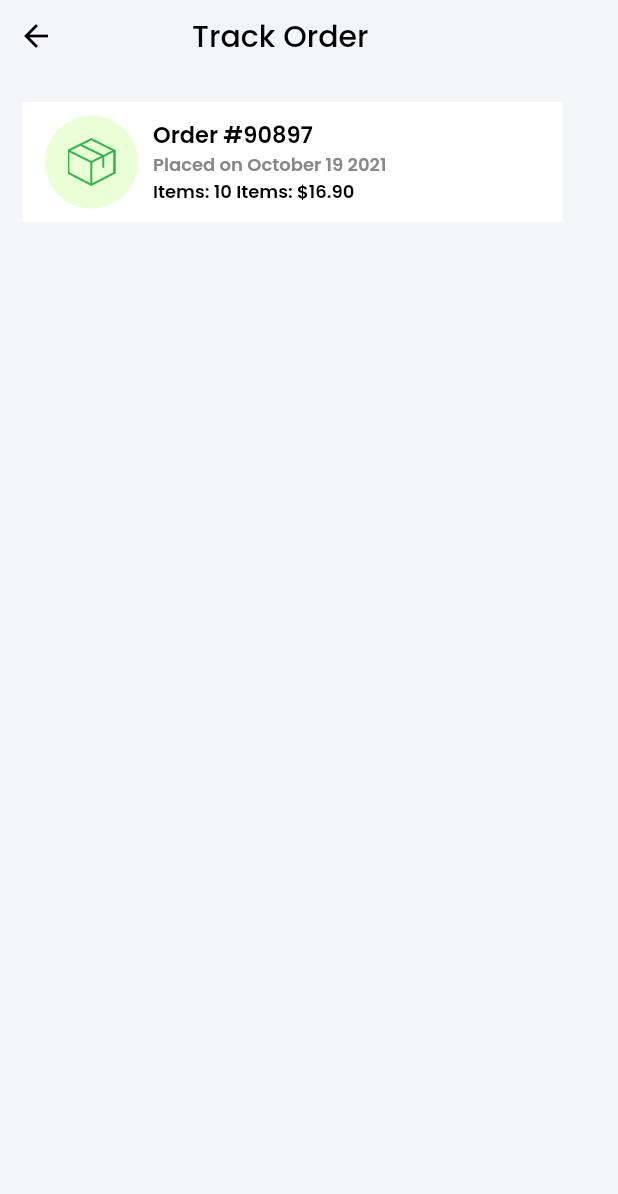
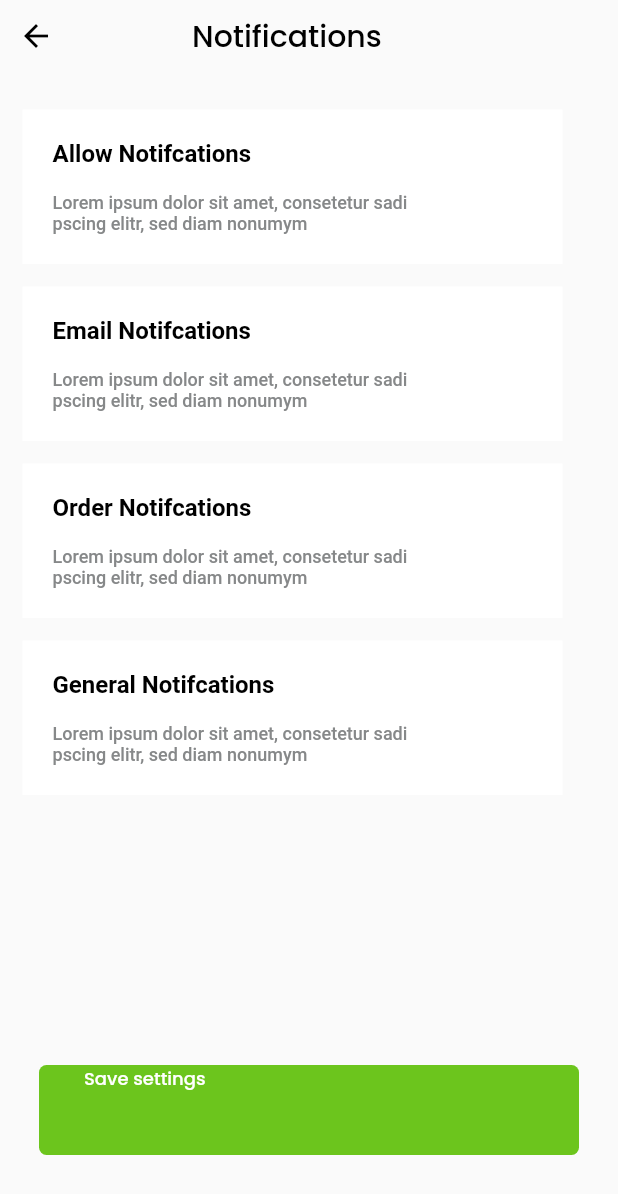
Before and after one commit to krushikapolra45/Big_cart, a Flutter app: the screen it shows after launch, on a phone screen of 412 x 824 dp. Shown: the top 1194 px of the screen. Run offline on Flutter 3.47's test engine with Material 2 defaults, Android fonts, the phone set to English and light mode, and no system bars.

Commit message:
notificationscreen

```diff
--- /dev/null
+++ b/lib/big_cart/notification_screen.dart
@@ -0,0 +1,88 @@
+import 'package:big_cart/common/all_notification.dart';
+import 'package:flutter/material.dart';
+
+class Notification_Screen extends StatefulWidget {
+  const Notification_Screen({Key? key}) : super(key: key);
+
+  @override
+  State<Notification_Screen> createState() => _Notification_ScreenState();
+}
+
+class _Notification_ScreenState extends State<Notification_Screen> {
+  @override
+  Widget build(BuildContext context) {
+    return Scaffold(
+      body: SafeArea(
+        child: Column(
+          children: [
+            const Row(
+              children: [
+                BackButton(
+                  color: Color(0xFF000000),
+                ),
+                SizedBox(width: 80),
+                Text(
+                  "Notifications",
+                  style: TextStyle(
+                    fontFamily: "Poppins",
+                    fontSize: 20,
+                    fontWeight: FontWeight.w500,
+                    color: Color(0xFF000000),
+                  ),
+                ),
+              ],
+            ),
+            const SizedBox(height: 25),
+            const Padding(
+              padding: EdgeInsets.only(left: 15),
+              child: Column(
+                children: [
+                  All_Notification(
+                    text: "Allow Notifcations",
+                    name: "Lorem ipsum dolor sit amet, consetetur sadi \npscing elitr, sed diam nonumym",
+                  ),
+                  SizedBox(height: 15),
+                  All_Notification(
+                    text: "Email Notifcations",
+                    name: "Lorem ipsum dolor sit amet, consetetur sadi \npscing elitr, sed diam nonumym",
+                  ),
+                  SizedBox(height: 15),
+                  All_Notification(
+                    text: "Order Notifcations",
+                    name: "Lorem ipsum dolor sit amet, consetetur sadi \npscing elitr, sed diam nonumym",
+                  ),
+                  SizedBox(height: 15),
+                  All_Notification(
+                    text: "General Notifcations",
+                    name: "Lorem ipsum dolor sit amet, consetetur sadi \npscing elitr, sed diam nonumym",
+                  ),
+                ],
+              ),
+            ),
+            const SizedBox(height: 180),
+            Container(
+              height: 60,
+              width: 360,
+              decoration: BoxDecoration(
+                color: Color(0xFF6CC51D),
+                borderRadius: BorderRadius.circular(5),
+              ),
+              child: Padding(
+                padding: const EdgeInsets.only(left: 30),
+                child: Text(
+                  "Save settings",
+                  style: TextStyle(
+                    color: Color(0xFFFFFFFF),
+                    fontWeight: FontWeight.w500,
+                    fontSize: 12,
+                    fontFamily: "poppins",
+                  ),
+                ),
+              ),
+            ),
+          ],
+        ),
+      ),
+    );
+  }
+}
--- /dev/null
+++ b/lib/common/all_notification.dart
@@ -0,0 +1,47 @@
+import 'package:flutter/material.dart';
+
+class All_Notification extends StatelessWidget {
+  final String? text;
+  final String? name;
+  const All_Notification({Key? key, this.text, this.name}) : super(key: key);
+
+  @override
+  Widget build(BuildContext context) {
+    return Row(
+      children: [
+        Container(
+          width: 360,
+          height: 103,
+          decoration: const BoxDecoration(
+            color: Color(0xFFFFFFFF),
+          ),
+          child: Padding(
+            padding: const EdgeInsets.all(20),
+            child: Column(
+              crossAxisAlignment: CrossAxisAlignment.start,
+              children: [
+                Text(
+                  text ?? "",
+                  style: const TextStyle(
+                    color: Color(0xFF000000),
+                    fontSize: 16,
+                    fontWeight: FontWeight.w700,
+                  ),
+                ),
+                const SizedBox(height: 16),
+                Text(
+                  name ?? "",
+                  style: const TextStyle(
+                    color: Color(0xFF868889),
+                    fontSize: 12,
+                    fontWeight: FontWeight.w500,
+                  ),
+                ),
+              ],
+            ),
+          ),
+        ),
+      ],
+    );
+  }
+}
--- a/lib/main.dart
+++ b/lib/main.dart
@@ -1,5 +1,4 @@
-import 'package:big_cart/big_cart/address.dart';
-import 'package:big_cart/big_cart/track_order.dart';
+import 'package:big_cart/big_cart/notification_screen.dart';
 import 'package:flutter/material.dart';
 
 void main() {
@@ -18,7 +17,7 @@ class MyApp extends StatelessWidget {
       theme: ThemeData(
         primarySwatch: Colors.blue,
       ),
-      home: const Track_Order(),
+      home: const Notification_Screen(),
     );
   }
 }
```
